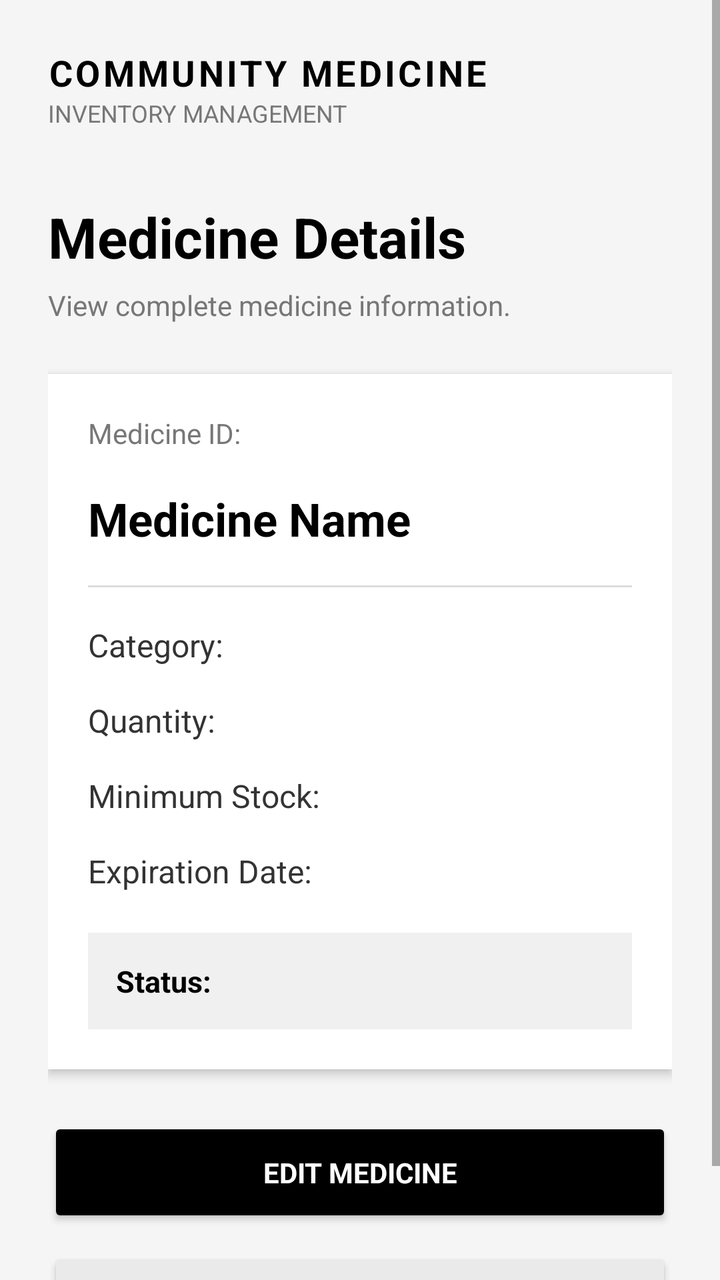
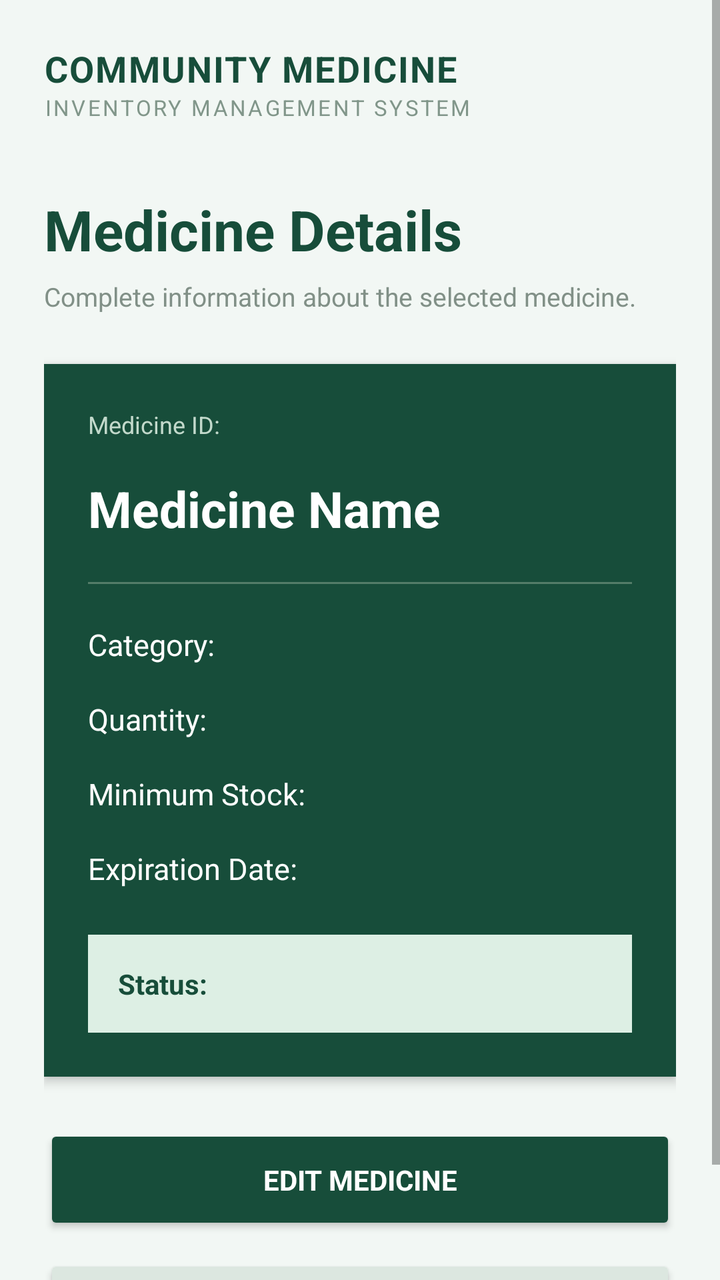

The first picture is an Android layout as it rendered before a commit; the second is the same layout after the commit. The layout source and the unified diff follow.
<!-- AndroidManifest.xml: application theme AppTheme -->
<!-- res/layout/activity_medicine_details.xml -->
<?xml version="1.0" encoding="utf-8"?>
<ScrollView xmlns:android="http://schemas.android.com/apk/res/android"
    android:layout_width="match_parent"
    android:layout_height="match_parent"
    android:background="#F5F5F5"
    android:fillViewport="true">

    <LinearLayout
        android:layout_width="match_parent"
        android:layout_height="wrap_content"
        android:orientation="vertical"
        android:padding="24dp">

        <TextView
            android:layout_width="match_parent"
            android:layout_height="wrap_content"
            android:text="COMMUNITY MEDICINE"
            android:textColor="#000000"
            android:textSize="18sp"
            android:textStyle="bold"
            android:letterSpacing="0.08" />

        <TextView
            android:layout_width="match_parent"
            android:layout_height="wrap_content"
            android:text="INVENTORY MANAGEMENT"
            android:textColor="#777777"
            android:textSize="12sp" />

        <TextView
            android:layout_width="match_parent"
            android:layout_height="wrap_content"
            android:layout_marginTop="35dp"
            android:text="Medicine Details"
            android:textColor="#000000"
            android:textSize="28sp"
            android:textStyle="bold" />

        <TextView
            android:layout_width="match_parent"
            android:layout_height="wrap_content"
            android:layout_marginTop="6dp"
            android:text="View complete medicine information."
            android:textColor="#777777"
            android:textSize="14sp" />

        <LinearLayout
            android:layout_width="match_parent"
            android:layout_height="wrap_content"
            android:layout_marginTop="25dp"
            android:background="#FFFFFF"
            android:elevation="3dp"
            android:orientation="vertical"
            android:padding="20dp">

            <TextView
                android:id="@+id/detailId"
                android:layout_width="match_parent"
                android:layout_height="wrap_content"
                android:text="Medicine ID:"
                android:textColor="#777777"
                android:textSize="14sp" />

            <TextView
                android:id="@+id/detailName"
                android:layout_width="match_parent"
                android:layout_height="wrap_content"
                android:layout_marginTop="18dp"
                android:text="Medicine Name"
                android:textColor="#000000"
                android:textSize="23sp"
                android:textStyle="bold" />

            <View
                android:layout_width="match_parent"
                android:layout_height="1dp"
                android:layout_marginTop="18dp"
                android:background="#DDDDDD" />

            <TextView
                android:id="@+id/detailCategory"
                android:layout_width="match_parent"
                android:layout_height="wrap_content"
                android:paddingTop="18dp"
                android:text="Category:"
                android:textColor="#333333"
                android:textSize="16sp" />

            <TextView
                android:id="@+id/detailQuantity"
                android:layout_width="match_parent"
                android:layout_height="wrap_content"
                android:paddingTop="16dp"
                android:text="Quantity:"
                android:textColor="#333333"
                android:textSize="16sp" />

            <TextView
                android:id="@+id/detailMinimum"
                android:layout_width="match_parent"
                android:layout_height="wrap_content"
                android:paddingTop="16dp"
                android:text="Minimum Stock:"
                android:textColor="#333333"
                android:textSize="16sp" />

            <TextView
                android:id="@+id/detailExpiration"
                android:layout_width="match_parent"
                android:layout_height="wrap_content"
                android:paddingTop="16dp"
                android:text="Expiration Date:"
                android:textColor="#333333"
                android:textSize="16sp" />

            <TextView
                android:id="@+id/detailStatus"
                android:layout_width="match_parent"
                android:layout_height="wrap_content"
                android:layout_marginTop="20dp"
                android:background="#F0F0F0"
                android:padding="14dp"
                android:text="Status:"
                android:textColor="#000000"
                android:textSize="15sp"
                android:textStyle="bold" />

        </LinearLayout>

        <Button
            android:id="@+id/editMedicineButton"
            android:layout_width="match_parent"
            android:layout_height="55dp"
            android:layout_marginTop="24dp"
            android:backgroundTint="#000000"
            android:text="EDIT MEDICINE"
            android:textColor="#FFFFFF"
            android:textStyle="bold" />

        <Button
            android:id="@+id/backToInventoryButton"
            android:layout_width="match_parent"
            android:layout_height="55dp"
            android:layout_marginTop="10dp"
            android:backgroundTint="#EAEAEA"
            android:text="BACK TO INVENTORY"
            android:textColor="#000000"
            android:textStyle="bold" />

    </LinearLayout>
</ScrollView>
<!-- resources referenced by this layout -->
<resources>
  <style name="AppTheme" parent="Theme.AppCompat.Light.NoActionBar">
  
          <item name="android:fontFamily">sans-serif</item>
          <item name="android:colorAccent">#000000</item>
          <item name="android:windowLightStatusBar">true</item>
          <item name="android:statusBarColor">#FFFFFF</item>
          <item name="android:navigationBarColor">#FFFFFF</item>
      </style>
</resources>

<!-- the commit's change to res/layout/activity_medicine_details.xml (unified diff, before → after) -->
@@ -2,37 +2,38 @@
 <ScrollView xmlns:android="http://schemas.android.com/apk/res/android"
     android:layout_width="match_parent"
     android:layout_height="match_parent"
-    android:background="#F5F5F5"
+    android:background="#F2F7F4"
     android:fillViewport="true">
 
     <LinearLayout
         android:layout_width="match_parent"
         android:layout_height="wrap_content"
         android:orientation="vertical"
-        android:padding="24dp">
+        android:padding="22dp">
 
         <TextView
             android:layout_width="match_parent"
             android:layout_height="wrap_content"
             android:text="COMMUNITY MEDICINE"
-            android:textColor="#000000"
+            android:textColor="#174D3A"
             android:textSize="18sp"
             android:textStyle="bold"
-            android:letterSpacing="0.08" />
+            android:letterSpacing="0.04" />
 
         <TextView
             android:layout_width="match_parent"
             android:layout_height="wrap_content"
-            android:text="INVENTORY MANAGEMENT"
-            android:textColor="#777777"
-            android:textSize="12sp" />
+            android:text="INVENTORY MANAGEMENT SYSTEM"
+            android:textColor="#81968A"
+            android:textSize="11sp"
+            android:letterSpacing="0.10" />
 
         <TextView
             android:layout_width="match_parent"
             android:layout_height="wrap_content"
             android:layout_marginTop="35dp"
             android:text="Medicine Details"
-            android:textColor="#000000"
+            android:textColor="#174D3A"
             android:textSize="28sp"
             android:textStyle="bold" />
 
@@ -40,89 +41,89 @@
             android:layout_width="match_parent"
             android:layout_height="wrap_content"
             android:layout_marginTop="6dp"
-            android:text="View complete medicine information."
-            android:textColor="#777777"
-            android:textSize="14sp" />
+            android:text="Complete information about the selected medicine."
+            android:textColor="#819087"
+            android:textSize="13sp" />
 
         <LinearLayout
             android:layout_width="match_parent"
             android:layout_height="wrap_content"
             android:layout_marginTop="25dp"
-            android:background="#FFFFFF"
+            android:background="#174D3A"
             android:elevation="3dp"
             android:orientation="vertical"
-            android:padding="20dp">
+            android:padding="22dp">
 
             <TextView
                 android:id="@+id/detailId"
                 android:layout_width="match_parent"
                 android:layout_height="wrap_content"
                 android:text="Medicine ID:"
-                android:textColor="#777777"
-                android:textSize="14sp" />
+                android:textColor="#C2D9CB"
+                android:textSize="12sp" />
 
             <TextView
                 android:id="@+id/detailName"
                 android:layout_width="match_parent"
                 android:layout_height="wrap_content"
-                android:layout_marginTop="18dp"
+                android:layout_marginTop="17dp"
                 android:text="Medicine Name"
-                android:textColor="#000000"
-                android:textSize="23sp"
+                android:textColor="#FFFFFF"
+                android:textSize="25sp"
                 android:textStyle="bold" />
 
             <View
                 android:layout_width="match_parent"
                 android:layout_height="1dp"
-                android:layout_marginTop="18dp"
-                android:background="#DDDDDD" />
+                android:layout_marginTop="20dp"
+                android:background="#547C68" />
 
             <TextView
                 android:id="@+id/detailCategory"
                 android:layout_width="match_parent"
                 android:layout_height="wrap_content"
-                android:paddingTop="18dp"
+                android:paddingTop="20dp"
                 android:text="Category:"
-                android:textColor="#333333"
-                android:textSize="16sp" />
+                android:textColor="#FFFFFF"
+                android:textSize="15sp" />
 
             <TextView
                 android:id="@+id/detailQuantity"
                 android:layout_width="match_parent"
                 android:layout_height="wrap_content"
-                android:paddingTop="16dp"
+                android:paddingTop="17dp"
                 android:text="Quantity:"
-                android:textColor="#333333"
-                android:textSize="16sp" />
+                android:textColor="#FFFFFF"
+                android:textSize="15sp" />
 
             <TextView
                 android:id="@+id/detailMinimum"
                 android:layout_width="match_parent"
                 android:layout_height="wrap_content"
-                android:paddingTop="16dp"
+                android:paddingTop="17dp"
                 android:text="Minimum Stock:"
-                android:textColor="#333333"
-                android:textSize="16sp" />
+                android:textColor="#FFFFFF"
+                android:textSize="15sp" />
 
             <TextView
                 android:id="@+id/detailExpiration"
                 android:layout_width="match_parent"
                 android:layout_height="wrap_content"
-                android:paddingTop="16dp"
+                android:paddingTop="17dp"
                 android:text="Expiration Date:"
-                android:textColor="#333333"
-                android:textSize="16sp" />
+                android:textColor="#FFFFFF"
+                android:textSize="15sp" />
 
             <TextView
                 android:id="@+id/detailStatus"
                 android:layout_width="match_parent"
                 android:layout_height="wrap_content"
-                android:layout_marginTop="20dp"
-                android:background="#F0F0F0"
-                android:padding="14dp"
+                android:layout_marginTop="23dp"
+                android:background="#DDEFE4"
+                android:padding="15dp"
                 android:text="Status:"
-                android:textColor="#000000"
-                android:textSize="15sp"
+                android:textColor="#174D3A"
+                android:textSize="14sp"
                 android:textStyle="bold" />
 
         </LinearLayout>
@@ -132,7 +133,7 @@
             android:layout_width="match_parent"
             android:layout_height="55dp"
             android:layout_marginTop="24dp"
-            android:backgroundTint="#000000"
+            android:backgroundTint="#174D3A"
             android:text="EDIT MEDICINE"
             android:textColor="#FFFFFF"
             android:textStyle="bold" />
@@ -140,11 +141,11 @@
         <Button
             android:id="@+id/backToInventoryButton"
             android:layout_width="match_parent"
-            android:layout_height="55dp"
+            android:layout_height="54dp"
             android:layout_marginTop="10dp"
-            android:backgroundTint="#EAEAEA"
+            android:backgroundTint="#DCE7E0"
             android:text="BACK TO INVENTORY"
-            android:textColor="#000000"
+            android:textColor="#426452"
             android:textStyle="bold" />
 
     </LinearLayout>
